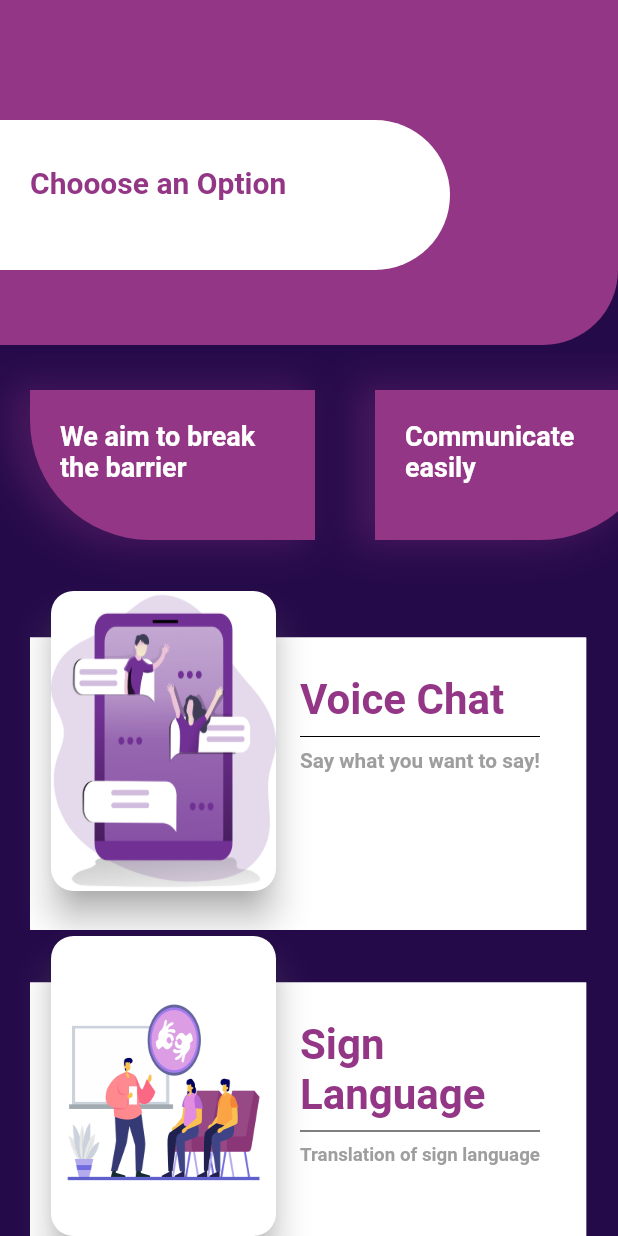
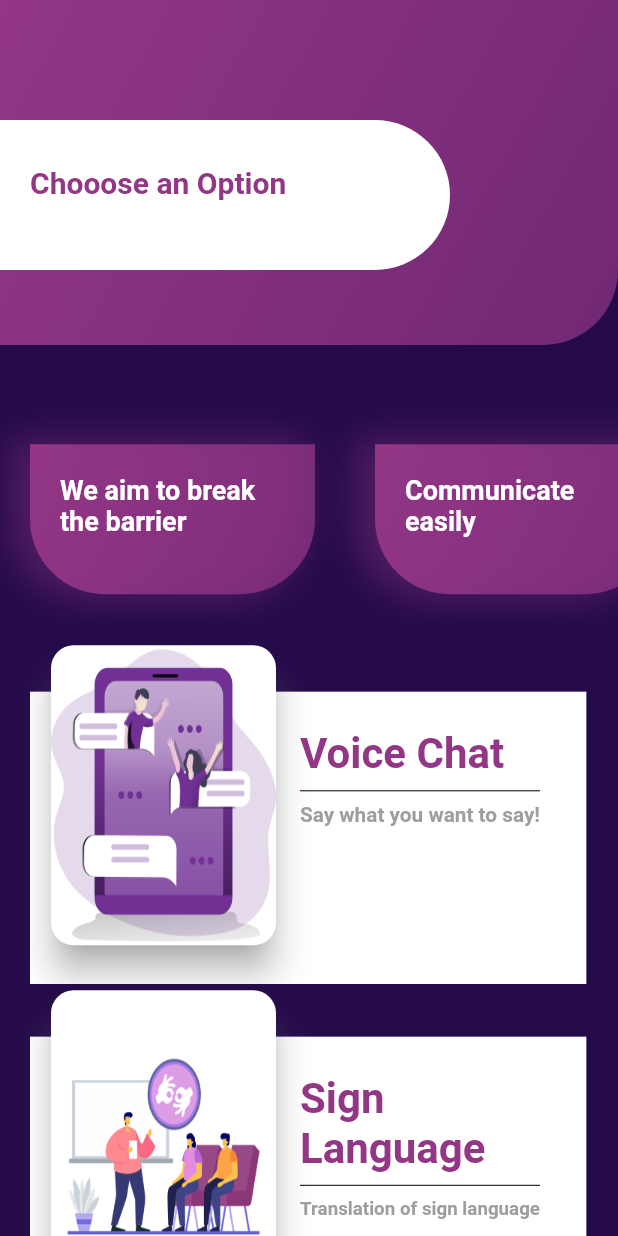
Before and after one commit to metalFrenzy/StyleGP, a Flutter app: the screen it shows after launch, on a phone screen of 412 x 824 dp. Run offline on Flutter 3.47's test engine with Material 2 defaults, Android fonts, the phone set to English and light mode, and no system bars.

Commit message:
new changes

```diff
--- a/lib/main.dart
+++ b/lib/main.dart
@@ -1,5 +1,5 @@
 import 'package:flutter/material.dart';
-import './starting-tany.dart';
+import 'starting.dart';
 
 void main() => runApp(MyApp());
 
--- a/lib/starting-tany.dart
+++ b/lib/starting.dart
@@ -106,10 +106,18 @@ class _StartingTanyState extends State<StartingTany> {
             Container(
               height: 230,
               decoration: BoxDecoration(
-                  borderRadius: BorderRadius.only(
-                    bottomRight: Radius.circular(50),
-                  ),
-                  color: Color.fromARGB(255, 147, 54, 134)),
+                borderRadius: BorderRadius.only(
+                  bottomRight: Radius.circular(50),
+                ),
+                gradient: LinearGradient(
+                  colors: [
+                    Color.fromARGB(255, 147, 54, 134),
+                    Color.fromARGB(175, 147, 54, 134),
+                  ],
+                  begin: Alignment.topLeft,
+                  end: Alignment.bottomRight,
+                ),
+              ),
               child: Stack(
                 children: [
                   Positioned(
@@ -143,7 +151,7 @@ class _StartingTanyState extends State<StartingTany> {
               ),
             ),
             SizedBox(
-              height: 5,
+              height: height * 0.05,
             ),
             SingleChildScrollView(
               scrollDirection: Axis.horizontal,
@@ -160,14 +168,21 @@ class _StartingTanyState extends State<StartingTany> {
                     ),
                     child: Container(
                       decoration: BoxDecoration(
-                        color: Color.fromARGB(255, 147, 54, 134),
+                        gradient: LinearGradient(
+                          colors: [
+                            Color.fromARGB(255, 147, 54, 134),
+                            Color.fromARGB(175, 147, 54, 134),
+                          ],
+                          begin: Alignment.topLeft,
+                          end: Alignment.bottomRight,
+                        ),
                         borderRadius: BorderRadius.only(
-                          bottomLeft: Radius.circular(80),
+                          bottomLeft: Radius.circular(50),
+                          bottomRight: Radius.circular(50),
                         ),
                         boxShadow: [
                           new BoxShadow(
-                            color: Color.fromARGB(255, 147, 54, 134)
-                                .withOpacity(0.3),
+                            color: Color.fromARGB(100, 147, 54, 134),
                             offset: new Offset(-10.0, 0.0),
                             blurRadius: 20,
                             spreadRadius: 4,
@@ -196,14 +211,21 @@ class _StartingTanyState extends State<StartingTany> {
                     ),
                     child: Container(
                       decoration: BoxDecoration(
-                        color: Color.fromARGB(255, 147, 54, 134),
+                        gradient: LinearGradient(
+                          colors: [
+                            Color.fromARGB(255, 147, 54, 134),
+                            Color.fromARGB(175, 147, 54, 134),
+                          ],
+                          begin: Alignment.topLeft,
+                          end: Alignment.bottomRight,
+                        ),
                         borderRadius: BorderRadius.only(
-                          bottomRight: Radius.circular(80),
+                          bottomRight: Radius.circular(50),
+                          bottomLeft: Radius.circular(50),
                         ),
                         boxShadow: [
                           new BoxShadow(
-                            color: Color.fromARGB(255, 147, 54, 134)
-                                .withOpacity(0.3),
+                            color: Color.fromARGB(100, 147, 54, 134),
                             offset: new Offset(-10.0, 0.0),
                             blurRadius: 20,
                             spreadRadius: 4,
@@ -232,14 +254,21 @@ class _StartingTanyState extends State<StartingTany> {
                     ),
                     child: Container(
                       decoration: BoxDecoration(
-                        color: Color.fromARGB(255, 147, 54, 134),
+                        gradient: LinearGradient(
+                          colors: [
+                            Color.fromARGB(255, 147, 54, 134),
+                            Color.fromARGB(175, 147, 54, 134),
+                          ],
+                          begin: Alignment.topLeft,
+                          end: Alignment.bottomRight,
+                        ),
                         borderRadius: BorderRadius.only(
-                          bottomLeft: Radius.circular(80),
+                          bottomLeft: Radius.circular(50),
+                          bottomRight: Radius.circular(50),
                         ),
                         boxShadow: [
                           new BoxShadow(
-                            color: Color.fromARGB(255, 147, 54, 134)
-                                .withOpacity(0.3),
+                            color: Color.fromARGB(100, 147, 54, 134),
                             offset: new Offset(-10.0, 0.0),
                             blurRadius: 20,
                             spreadRadius: 4,
@@ -295,7 +324,7 @@ class _StartingTanyState extends State<StartingTany> {
               onTap: () {},
               child: BuildCate(
                 width,
-                'assets/Chat1.png' /*need to fnide image*/,
+                'assets/Chat1.png',
                 "Sign Language recognition",
                 'images can be translated!',
               ),
```
